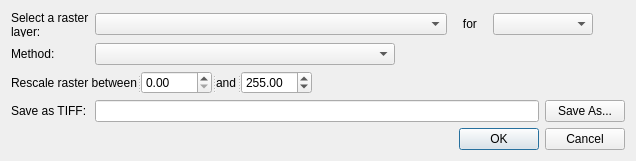
Above: pat/gui/rescaleNormalise_dialog_base.ui from CSIRO-Precision-Agriculture/PAT_QGIS_Plugin before the change. Below: the same form after it.
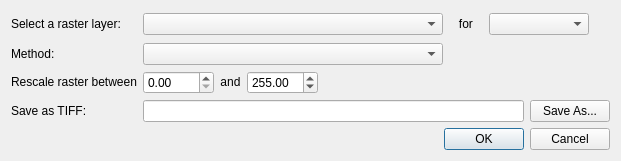
That is the form after the change. Custom widgets are drawn as their Qt base class.

What changed in the file:
```diff
--- a/pat/gui/rescaleNormalise_dialog_base.ui
+++ b/pat/gui/rescaleNormalise_dialog_base.ui
@@ -9,8 +9,8 @@
    <rect>
     <x>0</x>
     <y>0</y>
-    <width>636</width>
-    <height>156</height>
+    <width>621</width>
+    <height>159</height>
    </rect>
   </property>
   <property name="sizePolicy">
@@ -44,8 +44,73 @@
    <string/>
   </property>
   <layout class="QFormLayout" name="formLayout">
+   <item row="1" column="0" colspan="2">
+    <widget class="QDialogButtonBox" name="button_box">
+     <property name="sizePolicy">
+      <sizepolicy hsizetype="Preferred" vsizetype="Preferred">
+       <horstretch>0</horstretch>
+       <verstretch>0</verstretch>
+      </sizepolicy>
+     </property>
+     <property name="orientation">
+      <enum>Qt::Horizontal</enum>
+     </property>
+     <property name="standardButtons">
+      <set>QDialogButtonBox::Cancel|QDialogButtonBox::Ok</set>
+     </property>
+    </widget>
+   </item>
    <item row="0" column="0" colspan="2">
     <layout class="QGridLayout" name="gridLayout">
+     <item row="3" column="7">
+      <widget class="QPushButton" name="cmdSaveRasterFile">
+       <property name="sizePolicy">
+        <sizepolicy hsizetype="Preferred" vsizetype="Preferred">
+         <horstretch>0</horstretch>
+         <verstretch>0</verstretch>
+        </sizepolicy>
+       </property>
+       <property name="text">
+        <string>Save As...</string>
+       </property>
+      </widget>
+     </item>
+     <item row="3" column="1" colspan="6">
+      <widget class="QLineEdit" name="lneSaveRasterFile">
+       <property name="sizePolicy">
+        <sizepolicy hsizetype="Expanding" vsizetype="Expanding">
+         <horstretch>0</horstretch>
+         <verstretch>0</verstretch>
+        </sizepolicy>
+       </property>
+      </widget>
+     </item>
+     <item row="3" column="0">
+      <widget class="QLabel" name="lblOutputFile">
+       <property name="sizePolicy">
+        <sizepolicy hsizetype="Fixed" vsizetype="Preferred">
+         <horstretch>0</horstretch>
+         <verstretch>0</verstretch>
+        </sizepolicy>
+       </property>
+       <property name="text">
+        <string>Save as TIFF:</string>
+       </property>
+      </widget>
+     </item>
+     <item row="0" column="5">
+      <widget class="QLabel" name="lblBand">
+       <property name="sizePolicy">
+        <sizepolicy hsizetype="Fixed" vsizetype="Fixed">
+         <horstretch>0</horstretch>
+         <verstretch>0</verstretch>
+        </sizepolicy>
+       </property>
+       <property name="text">
+        <string>   for   </string>
+       </property>
+      </widget>
+     </item>
      <item row="0" column="0">
       <widget class="QLabel" name="lblInputFile">
        <property name="sizePolicy">
@@ -68,166 +133,7 @@
        </property>
       </widget>
      </item>
-     <item row="1" column="0">
-      <widget class="QLabel" name="lblMethod">
-       <property name="sizePolicy">
-        <sizepolicy hsizetype="Fixed" vsizetype="Preferred">
-         <horstretch>0</horstretch>
-         <verstretch>0</verstretch>
-        </sizepolicy>
-       </property>
-       <property name="text">
-        <string>Method:</string>
-       </property>
-      </widget>
-     </item>
-     <item row="1" column="1">
-      <widget class="QComboBox" name="cboMethod">
-       <property name="sizePolicy">
-        <sizepolicy hsizetype="Fixed" vsizetype="Fixed">
-         <horstretch>0</horstretch>
-         <verstretch>0</verstretch>
-        </sizepolicy>
-       </property>
-       <property name="minimumSize">
-        <size>
-         <width>300</width>
-         <height>0</height>
-        </size>
-       </property>
-       <property name="maxVisibleItems">
-        <number>2</number>
-       </property>
-       <property name="insertPolicy">
-        <enum>QComboBox::NoInsert</enum>
-       </property>
-       <property name="minimumContentsLength">
-        <number>0</number>
-       </property>
-      </widget>
-     </item>
-     <item row="2" column="0" colspan="2">
-      <widget class="QSplitter" name="sptRescale">
-       <property name="sizePolicy">
-        <sizepolicy hsizetype="Fixed" vsizetype="Preferred">
-         <horstretch>0</horstretch>
-         <verstretch>0</verstretch>
-        </sizepolicy>
-       </property>
-       <property name="orientation">
-        <enum>Qt::Horizontal</enum>
-       </property>
-       <widget class="QLabel" name="lblRescale">
-        <property name="sizePolicy">
-         <sizepolicy hsizetype="Minimum" vsizetype="Fixed">
-          <horstretch>0</horstretch>
-          <verstretch>0</verstretch>
-         </sizepolicy>
-        </property>
-        <property name="text">
-         <string>Rescale raster between</string>
-        </property>
-       </widget>
-       <widget class="QDoubleSpinBox" name="dsbRescaleLower">
-        <property name="sizePolicy">
-         <sizepolicy hsizetype="Minimum" vsizetype="Fixed">
-          <horstretch>0</horstretch>
-          <verstretch>0</verstretch>
-         </sizepolicy>
-        </property>
-        <property name="maximum">
-         <double>6000.000000000000000</double>
-        </property>
-        <property name="singleStep">
-         <double>0.500000000000000</double>
-        </property>
-        <property name="value">
-         <double>0.000000000000000</double>
-        </property>
-       </widget>
-       <widget class="QLabel" name="lblRescale2">
-        <property name="sizePolicy">
-         <sizepolicy hsizetype="Preferred" vsizetype="Preferred">
-          <horstretch>0</horstretch>
-          <verstretch>0</verstretch>
-         </sizepolicy>
-        </property>
-        <property name="text">
-         <string>and</string>
-        </property>
-       </widget>
-       <widget class="QDoubleSpinBox" name="dsbRescaleUpper">
-        <property name="sizePolicy">
-         <sizepolicy hsizetype="Fixed" vsizetype="Preferred">
-          <horstretch>0</horstretch>
-          <verstretch>0</verstretch>
-         </sizepolicy>
-        </property>
-        <property name="maximum">
-         <double>6000.000000000000000</double>
-        </property>
-        <property name="singleStep">
-         <double>0.500000000000000</double>
-        </property>
-        <property name="value">
-         <double>255.000000000000000</double>
-        </property>
-       </widget>
-      </widget>
-     </item>
-     <item row="3" column="0">
-      <widget class="QLabel" name="lblOutputFile">
-       <property name="sizePolicy">
-        <sizepolicy hsizetype="Fixed" vsizetype="Preferred">
-         <horstretch>0</horstretch>
-         <verstretch>0</verstretch>
-        </sizepolicy>
-       </property>
-       <property name="text">
-        <string>Save as TIFF:</string>
-       </property>
-      </widget>
-     </item>
-     <item row="4" column="0" colspan="6">
-      <widget class="QDialogButtonBox" name="button_box">
-       <property name="sizePolicy">
-        <sizepolicy hsizetype="Preferred" vsizetype="Preferred">
-         <horstretch>0</horstretch>
-         <verstretch>0</verstretch>
-        </sizepolicy>
-       </property>
-       <property name="orientation">
-        <enum>Qt::Horizontal</enum>
-       </property>
-       <property name="standardButtons">
-        <set>QDialogButtonBox::Cancel|QDialogButtonBox::Ok</set>
-       </property>
-      </widget>
-     </item>
-     <item row="3" column="1" colspan="4">
-      <widget class="QLineEdit" name="lneSaveRasterFile">
-       <property name="sizePolicy">
-        <sizepolicy hsizetype="Expanding" vsizetype="Expanding">
-         <horstretch>0</horstretch>
-         <verstretch>0</verstretch>
-        </sizepolicy>
-       </property>
-      </widget>
-     </item>
-     <item row="3" column="5">
-      <widget class="QPushButton" name="cmdSaveRasterFile">
-       <property name="sizePolicy">
-        <sizepolicy hsizetype="Fixed" vsizetype="Fixed">
-         <horstretch>0</horstretch>
-         <verstretch>0</verstretch>
-        </sizepolicy>
-       </property>
-       <property name="text">
-        <string>Save As...</string>
-       </property>
-      </widget>
-     </item>
-     <item row="0" column="1" colspan="2">
+     <item row="0" column="1" colspan="4">
       <widget class="QgsMapLayerComboBox" name="mcboTargetLayer">
        <property name="sizePolicy">
         <sizepolicy hsizetype="Expanding" vsizetype="Fixed">
@@ -246,20 +152,51 @@
        </property>
       </widget>
      </item>
-     <item row="0" column="3">
-      <widget class="QLabel" name="lblBand">
+     <item row="1" column="1" colspan="4">
+      <widget class="QComboBox" name="cboMethod">
        <property name="sizePolicy">
         <sizepolicy hsizetype="Fixed" vsizetype="Fixed">
          <horstretch>0</horstretch>
          <verstretch>0</verstretch>
         </sizepolicy>
        </property>
-       <property name="text">
-        <string>   for   </string>
+       <property name="minimumSize">
+        <size>
+         <width>300</width>
+         <height>0</height>
+        </size>
        </property>
+       <property name="maxVisibleItems">
+        <number>2</number>
+       </property>
+       <property name="insertPolicy">
+        <enum>QComboBox::NoInsert</enum>
+       </property>
+       <property name="minimumContentsLength">
+        <number>0</number>
+       </property>
       </widget>
      </item>
-     <item row="0" column="4" colspan="2">
+     <item row="2" column="1">
+      <widget class="QDoubleSpinBox" name="dsbRescaleLower">
+       <property name="sizePolicy">
+        <sizepolicy hsizetype="Fixed" vsizetype="Fixed">
+         <horstretch>0</horstretch>
+         <verstretch>0</verstretch>
+        </sizepolicy>
+       </property>
+       <property name="maximum">
+        <double>6000.000000000000000</double>
+       </property>
+       <property name="singleStep">
+        <double>0.500000000000000</double>
+       </property>
+       <property name="value">
+        <double>0.000000000000000</double>
+       </property>
+      </widget>
+     </item>
+     <item row="0" column="6" colspan="2">
       <widget class="QComboBox" name="cboBand">
        <property name="sizePolicy">
         <sizepolicy hsizetype="Fixed" vsizetype="Fixed">
@@ -287,6 +224,86 @@
        </property>
       </widget>
      </item>
+     <item row="2" column="0">
+      <widget class="QLabel" name="lblRescale">
+       <property name="sizePolicy">
+        <sizepolicy hsizetype="Preferred" vsizetype="Fixed">
+         <horstretch>0</horstretch>
+         <verstretch>0</verstretch>
+        </sizepolicy>
+       </property>
+       <property name="text">
+        <string>Rescale raster between</string>
+       </property>
+       <property name="wordWrap">
+        <bool>false</bool>
+       </property>
+      </widget>
+     </item>
+     <item row="1" column="0">
+      <widget class="QLabel" name="lblMethod">
+       <property name="sizePolicy">
+        <sizepolicy hsizetype="Fixed" vsizetype="Preferred">
+         <horstretch>0</horstretch>
+         <verstretch>0</verstretch>
+        </sizepolicy>
+       </property>
+       <property name="text">
+        <string>Method:</string>
+       </property>
+      </widget>
+     </item>
+     <item row="2" column="2">
+      <widget class="QLabel" name="lblRescale2">
+       <property name="sizePolicy">
+        <sizepolicy hsizetype="Fixed" vsizetype="Fixed">
+         <horstretch>0</horstretch>
+         <verstretch>0</verstretch>
+        </sizepolicy>
+       </property>
+       <property name="text">
+        <string>and</string>
+       </property>
+       <property name="alignment">
+        <set>Qt::AlignCenter</set>
+       </property>
+       <property name="margin">
+        <number>5</number>
+       </property>
+      </widget>
+     </item>
+     <item row="2" column="3">
+      <widget class="QDoubleSpinBox" name="dsbRescaleUpper">
+       <property name="sizePolicy">
+        <sizepolicy hsizetype="Fixed" vsizetype="Fixed">
+         <horstretch>0</horstretch>
+         <verstretch>0</verstretch>
+        </sizepolicy>
+       </property>
+       <property name="maximum">
+        <double>6000.000000000000000</double>
+       </property>
+       <property name="singleStep">
+        <double>0.500000000000000</double>
+       </property>
+       <property name="value">
+        <double>255.000000000000000</double>
+       </property>
+      </widget>
+     </item>
+     <item row="2" column="4" colspan="4">
+      <spacer name="horizontalSpacer">
+       <property name="orientation">
+        <enum>Qt::Horizontal</enum>
+       </property>
+       <property name="sizeHint" stdset="0">
+        <size>
+         <width>40</width>
+         <height>20</height>
+        </size>
+       </property>
+      </spacer>
+     </item>
     </layout>
    </item>
   </layout>
```
Left out of the diff: 3 changed lines with no effect on the pictures.
